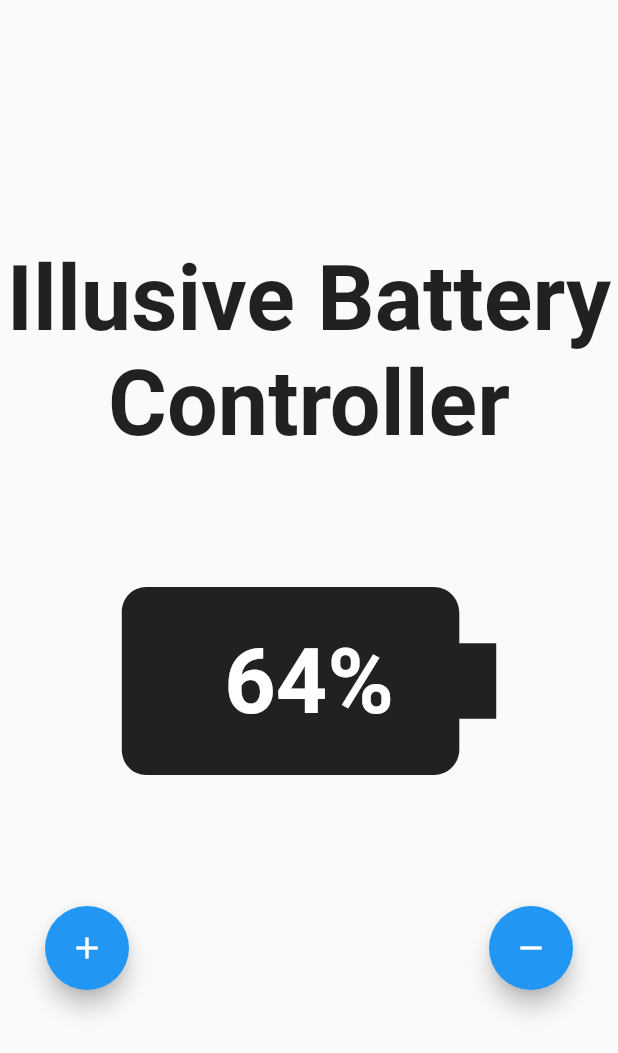
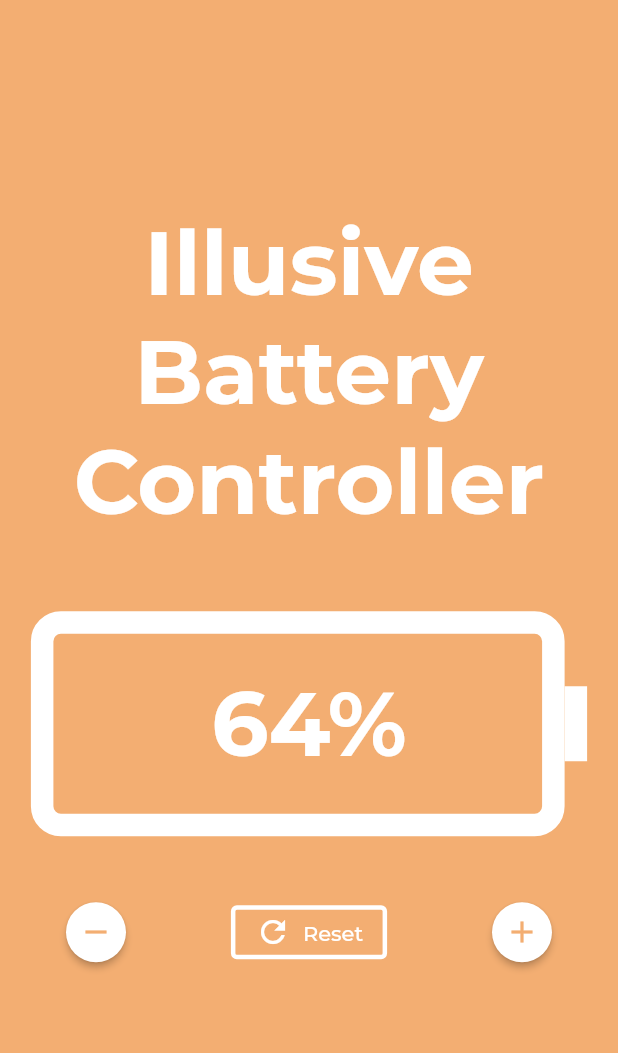
Before and after one commit to christofkost/illusive_battery_controller, a Flutter app: the screen it shows after launch, on a phone screen of 412 x 824 dp. Shown: the top 1053 px of the screen. Run offline on Flutter 3.47's test engine with Material 2 defaults, Android fonts, the phone set to English and light mode, and no system bars; our stand-ins replace google_fonts.

Commit message:
finalized view

```diff
--- a/lib/battery/battery_view.dart
+++ b/lib/battery/battery_view.dart
@@ -1,6 +1,7 @@
-import 'dart:math' as math;
+import 'package:flutter/material.dart';
 
-import 'package:flutter/material.dart';
+const _positivePoleWidth = 15.0;
+const _variableColor = Color(0xffF3AE72);
 
 class BatteryView extends StatelessWidget {
   const BatteryView({Key? key}) : super(key: key);
@@ -8,23 +9,43 @@ class BatteryView extends StatelessWidget {
   @override
   Widget build(BuildContext context) {
     return Scaffold(
-        body: Center(
+        body: Container(
+      color: _variableColor,
+      child: Center(
         child: Column(
           mainAxisAlignment: MainAxisAlignment.center,
           children: [
-          Text(
+            Padding(
+              padding: EdgeInsets.only(bottom: 50),
+              child: Text(
                 'Illusive Battery Controller',
                 textAlign: TextAlign.center,
-            style: TextStyle(fontSize: 60, fontWeight: FontWeight.bold),
+                style: TextStyle(
+                    fontSize: 60,
+                    color: Colors.white,
+                    fontWeight: FontWeight.bold),
+              ),
             ),
             Stack(
               children: [
-              Transform.rotate(
-                angle: math.pi / 2,
-                child: Icon(
-                  Icons.battery_full,
-                  size: 300,
+                Row(
+                  mainAxisAlignment: MainAxisAlignment.center,
+                  children: [
+                    Container(
+                      height: 150,
+                      width: (MediaQuery.of(context).size.width) * 0.9 -
+                          _positivePoleWidth,
+                      decoration: BoxDecoration(
+                          borderRadius: BorderRadius.circular(20),
+                          border: Border.all(
+                              color: Colors.white, width: _positivePoleWidth)),
                     ),
+                    Container(
+                      height: 50,
+                      width: _positivePoleWidth,
+                      color: Colors.white,
+                    )
+                  ],
                 ),
                 Positioned.fill(
                   child: Center(
@@ -39,23 +60,44 @@ class BatteryView extends StatelessWidget {
               ],
             ),
             Padding(
-            padding: EdgeInsets.symmetric(horizontal: 30),
+              padding: EdgeInsets.all(40),
               child: Row(
                 mainAxisAlignment: MainAxisAlignment.spaceBetween,
                 children: [
                   FloatingActionButton(
+                    backgroundColor: Colors.white,
+                    foregroundColor: _variableColor,
+                    mini: true,
+                    elevation: 2,
+                    onPressed: () {},
+                    child: Icon(Icons.remove),
+                  ),
+                  OutlinedButton.icon(
+                    icon: Icon(Icons.refresh),
+                    style: OutlinedButton.styleFrom(
+                      side: BorderSide(
+                        width: 3.0,
+                        color: Colors.white,
+                      ),
+                      primary: Colors.white,
+                    ),
+                    label: Text('Reset'),
+                    onPressed: () {},
+                  ),
+                  FloatingActionButton(
+                    backgroundColor: Colors.white,
+                    foregroundColor: _variableColor,
+                    mini: true,
+                    elevation: 2,
                     onPressed: () {},
                     child: Icon(Icons.add),
-                ),
-                FloatingActionButton(
-                  onPressed: () {},
-                  child: Icon(Icons.remove),
                   ),
                 ],
               ),
             )
           ],
         ),
+      ),
     ));
   }
 }
--- a/lib/main.dart
+++ b/lib/main.dart
@@ -1,4 +1,5 @@
 import 'package:flutter/material.dart';
+import 'package:google_fonts/google_fonts.dart';
 import 'package:illusive_battery_controller/battery/battery_view.dart';
 
 void main() {
@@ -10,6 +11,13 @@ class MyApp extends StatelessWidget {
   @override
   Widget build(BuildContext context) {
     return MaterialApp(
-        title: 'Illusive Battery Controller', home: BatteryView());
+        debugShowCheckedModeBanner: false,
+        title: 'Illusive Battery Controller',
+        theme: ThemeData(
+          textTheme: GoogleFonts.montserratTextTheme(
+            Theme.of(context).textTheme,
+          ),
+        ),
+        home: BatteryView());
   }
 }
--- a/pubspec.yaml
+++ b/pubspec.yaml
@@ -10,8 +10,7 @@ environment:
 dependencies:
   flutter:
     sdk: flutter
-
-  cupertino_icons: ^1.0.2
+  google_fonts: ^2.1.0
 
 dev_dependencies:
   flutter_test:
```
Also changed, not shown: pubspec.lock. Lines whose indentation alone changed are shown as unchanged.
